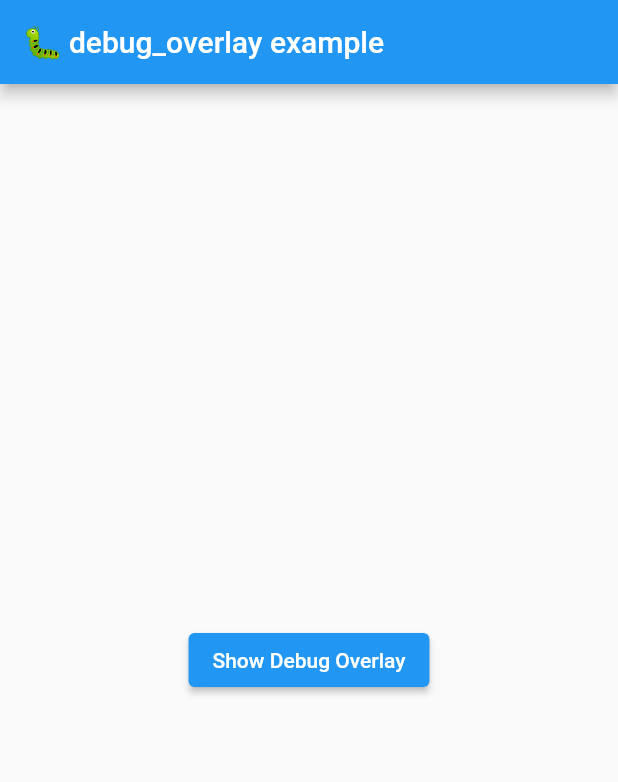
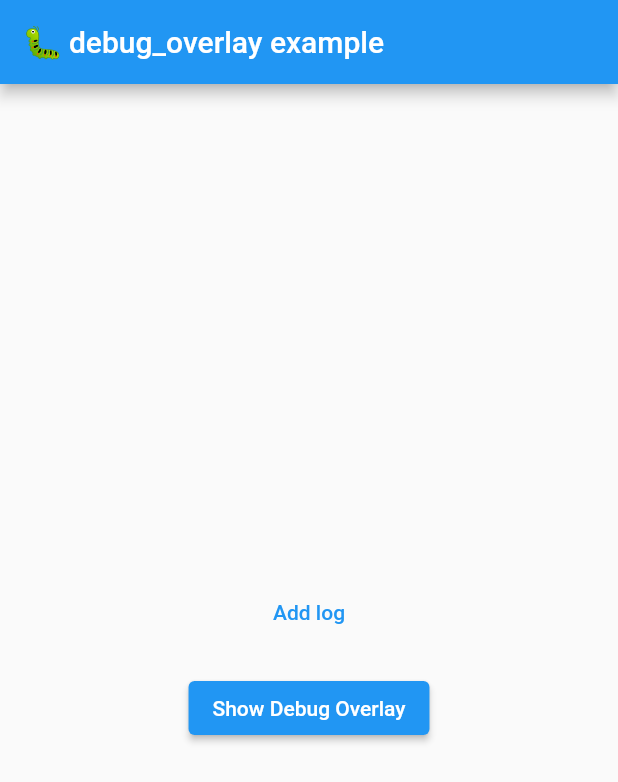
Before and after one commit to JonasWanke/debug_overlay, a Flutter app: the screen it shows after launch, on a phone screen of 412 x 824 dp. Shown: the top 782 px of the screen. Run offline on Flutter 3.47's test engine with Material 2 defaults, Android fonts, the phone set to English and light mode, and no system bars; our stand-ins replace device_info_plus, package_info_plus, supercharged; missing offline and left inert: black_hole_flutter, data_size, device_info_plus_platform_interface, implicitly_animated_list, shake.

Commit message:
feat: add LogsHelper

```diff
--- a/example/lib/main.dart
+++ b/example/lib/main.dart
@@ -1,13 +1,27 @@
+import 'dart:math';
+
 import 'package:debug_overlay/debug_overlay.dart';
+import 'package:flutter/foundation.dart';
 import 'package:flutter/material.dart';
 
-void main() => runApp(MyApp());
+final logs = LogCollection();
+
+void main() {
+  if (kDebugMode) {
+    DebugOverlay.addHelper(LogsDebugHelper(logs));
+  }
+
+  runApp(MyApp());
+}
 
 class MyApp extends StatelessWidget {
   @override
   Widget build(BuildContext context) {
     return MaterialApp(
       title: '🐛 debug_overlay example',
+      themeMode: ThemeMode.light,
+      theme: ThemeData.light(),
+      darkTheme: ThemeData.dark(),
       builder: DebugOverlay.builder(showOnShake: false),
       home: HomePage(),
     );
@@ -15,16 +29,46 @@ class MyApp extends StatelessWidget {
 }
 
 class HomePage extends StatelessWidget {
+  static final _random = Random();
+
   @override
   Widget build(BuildContext context) {
     return Scaffold(
       appBar: AppBar(title: Text('🐛 debug_overlay example')),
-      body: Center(
-        child: ElevatedButton(
-          onPressed: DebugOverlay.show,
-          child: Text('Show Debug Overlay'),
+      body: SizedBox.expand(
+        child: Column(
+          mainAxisAlignment: MainAxisAlignment.center,
+          children: [
+            TextButton(
+              onPressed: _createLog,
+              child: Text('Add log'),
+            ),
+            SizedBox(height: 16),
+            ElevatedButton(
+              onPressed: DebugOverlay.show,
+              child: Text('Show Debug Overlay'),
+            ),
+          ],
         ),
       ),
     );
   }
+
+  void _createLog() {
+    // The last value is `off`, which should only be used for filtering.
+    final level = DiagnosticLevel
+        .values[_random.nextInt(DiagnosticLevel.values.length - 1)];
+    final hasError = _random.nextBool();
+    final log = Log(
+      level: level,
+      message: 'Log entry #${logs.logs.length + 1}',
+      tags: {
+        if (_random.nextDouble() >= 0.3) 'foo',
+        if (_random.nextDouble() >= 0.6) 'bar',
+      },
+      error: hasError ? ArgumentError.value('bar', 'foo') : null,
+      stackTrace: hasError ? StackTrace.current : null,
+    );
+    logs.add(log);
+  }
 }
--- a/lib/debug_overlay.dart
+++ b/lib/debug_overlay.dart
@@ -1,6 +1,8 @@
 export 'src/debug_helper.dart';
 export 'src/debug_overlay.dart';
 export 'src/helpers/device_info.dart';
+export 'src/helpers/logs/data.dart';
+export 'src/helpers/logs/widgets.dart';
 export 'src/helpers/media_query.dart';
 export 'src/helpers/package_info.dart';
 export 'src/utils/level_selector.dart';
--- a/lib/src/debug_overlay.dart
+++ b/lib/src/debug_overlay.dart
@@ -124,7 +124,7 @@ class DebugOverlayState extends State<DebugOverlay> {
               settings: settings,
               builder: (context) => _ScaledTopViewPadding(
                 progress:
-                    Interval(0.8, 1, curve: Curves.easeIn).transform(_extent),
+                    Interval(0.7, 1, curve: Curves.easeIn).transform(_extent),
                 child: drawer,
               ),
             ),
--- /dev/null
+++ b/lib/src/helpers/logs/data.dart
@@ -0,0 +1,78 @@
+import 'dart:ui';
+
+import 'package:flutter/foundation.dart';
+
+@immutable
+class Log {
+  Log({
+    this.level = DiagnosticLevel.info,
+    DateTime? timestamp,
+    required this.message,
+    this.tags = const {},
+    this.error,
+    this.stackTrace,
+  })  : assert(
+          level != DiagnosticLevel.off,
+          '`DiagnosticLevel.off` is a "[special] level indicating that no '
+          'diagnostics should be shown" and should not be used as a value.',
+        ),
+        assert(timestamp == null || !timestamp.isUtc),
+        timestamp = timestamp ?? DateTime.now();
+
+  final DiagnosticLevel level;
+  final DateTime timestamp;
+  final String message;
+  final Set<String> tags;
+  final dynamic? error;
+  final StackTrace? stackTrace;
+
+  @override
+  int get hashCode =>
+      hashValues(level, timestamp, message, tags, error, stackTrace);
+
+  @override
+  bool operator ==(Object other) {
+    return other is Log &&
+        level == other.level &&
+        timestamp == other.timestamp &&
+        message == other.message &&
+        tags == other.tags &&
+        error == other.error &&
+        stackTrace == other.stackTrace;
+  }
+}
+
+class LogCollection {
+  final _logs = ValueNotifier<List<Log>>([]);
+  ValueListenable<List<Log>> get listenable => _logs;
+  List<Log> get logs => listenable.value;
+
+  void add(Log log) {
+    int index;
+    if (logs.isEmpty || !log.timestamp.isBefore(logs.last.timestamp)) {
+      // Quick path as new logs are usually more recent.
+      index = logs.length;
+    } else {
+      // Binary search to find the insertion index.
+      var min = 0;
+      var max = logs.length;
+      while (min < max) {
+        final mid = min + ((max - min) >> 1);
+        final item = logs[mid];
+        if (log.timestamp.isBefore(item.timestamp)) {
+          max = mid;
+        } else {
+          min = mid + 1;
+        }
+      }
+      assert(min == max);
+      index = min;
+    }
+
+    _logs.value = [
+      ...logs.sublist(0, index),
+      log,
+      ...logs.sublist(index, logs.length),
+    ];
+  }
+}
--- a/lib/src/utils/level_selector.dart
+++ b/lib/src/utils/level_selector.dart
@@ -14,7 +14,7 @@ class DiagnosticLevelSelector extends StatelessWidget {
   Widget build(BuildContext context) {
     return PopupMenuButton<DiagnosticLevel>(
       initialValue: value,
-      child: Icon(_levelToIcon(value)),
+      child: Icon(levelToIcon(value)),
       onSelected: onSelected,
       itemBuilder: (context) => [
         for (final level in DiagnosticLevel.values)
@@ -26,7 +26,7 @@ class DiagnosticLevelSelector extends StatelessWidget {
     );
   }
 
-  IconData _levelToIcon(DiagnosticLevel level) {
+  static IconData levelToIcon(DiagnosticLevel level) {
     switch (level) {
       case DiagnosticLevel.hidden:
         return Icons.all_inclusive_outlined;
--- a/pubspec.yaml
+++ b/pubspec.yaml
@@ -13,6 +13,7 @@ dependencies:
   device_info_plus: ^1.0.0
   flutter:
     sdk: flutter
+  implicitly_animated_list: ^2.0.0
   meta: ^1.3.0
   package_info_plus: ^1.0.0
   shake: ^1.0.0
```
Also changed, not shown: lib/src/debug_helper.dart (+14 -11 lines), lib/src/helpers/logs/widgets.dart (added, +194 -0 lines), example/pubspec.lock.
